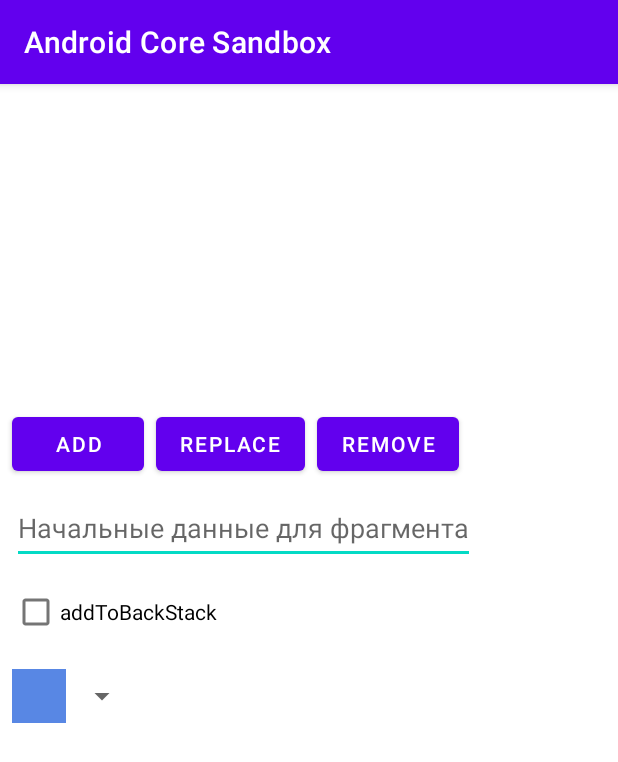
After one commit to ZharovVV/AndroidCoreSandbox, an Android app: the FragmentExampleActivity screen opened directly, with no data from a screen before it, on a phone screen of 412 x 824 dp. The commit adds this screen. Shown: the top 762 px of the screen. Run offline under Robolectric (Android 15) with nearby library versions, the phone set to English and light mode, and no system bars.

Commit message:
Fragments (Начало)

```diff
--- a/app/src/main/AndroidManifest.xml
+++ b/app/src/main/AndroidManifest.xml
@@ -128,6 +128,7 @@
         <activity android:name=".di.example.DaggerExampleActivity" />
         <activity android:name=".window.WindowExampleActivity" />
         <activity android:name=".bundle.BundleDescriptionActivity" />
+        <activity android:name=".fragment.FragmentExampleActivity" />
 
         <receiver android:name=".alarm.manager.AlarmReceiver" />
         <!--
--- a/app/src/main/java/com/github/zharovvv/android/core/sandbox/TrueMainActivity.kt
+++ b/app/src/main/java/com/github/zharovvv/android/core/sandbox/TrueMainActivity.kt
@@ -17,6 +17,7 @@ import com.github.zharovvv.android.core.sandbox.content.provider.ContentProvider
 import com.github.zharovvv.android.core.sandbox.custom.view.CustomViewExampleActivity
 import com.github.zharovvv.android.core.sandbox.data.binding.DataBindingExampleActivity
 import com.github.zharovvv.android.core.sandbox.di.example.DaggerExampleActivity
+import com.github.zharovvv.android.core.sandbox.fragment.FragmentExampleActivity
 import com.github.zharovvv.android.core.sandbox.handler.HandlerExampleActivity
 import com.github.zharovvv.android.core.sandbox.location.LocationExampleActivity
 import com.github.zharovvv.android.core.sandbox.menu.MenuExampleActivity
@@ -197,7 +198,8 @@ class TrueMainActivity : LogLifecycleAppCompatActivity() {
             launcherFor<com.github.zharovvv.animationsandbox.MainActivity>(launcherTitle = "Android Animation"),
             launcherFor<DaggerExampleActivity>(launcherTitle = "Dagger 2"),
             launcherFor<WindowExampleActivity>(launcherTitle = "Window, Surface"),
-            launcherFor<BundleDescriptionActivity>(launcherTitle = "Bundle")
+            launcherFor<BundleDescriptionActivity>(launcherTitle = "Bundle"),
+            launcherFor<FragmentExampleActivity>(launcherTitle = "Fragment")
         )
     }
 }
--- /dev/null
+++ b/app/src/main/java/com/github/zharovvv/android/core/sandbox/fragment/ColorArraySpinnerAdapter.kt
@@ -0,0 +1,40 @@
+package com.github.zharovvv.android.core.sandbox.fragment
+
+import android.content.Context
+import android.view.LayoutInflater
+import android.view.View
+import android.view.ViewGroup
+import android.widget.ArrayAdapter
+import com.github.zharovvv.android.core.sandbox.R
+
+class ColorArraySpinnerAdapter(
+    context: Context,
+    objects: List<Int>,
+    private val resource: Int = R.layout.color_spinner_item
+) : ArrayAdapter<Int>(context, resource, objects) {
+
+    private val inflater = LayoutInflater.from(context)
+
+    override fun getView(position: Int, convertView: View?, parent: ViewGroup): View {
+        return resource.createViewFromResource(inflater, position, parent)
+    }
+
+    override fun getDropDownView(position: Int, convertView: View?, parent: ViewGroup): View {
+        return resource.createViewFromResource(inflater, position, parent)
+    }
+
+    private fun Int.createViewFromResource(
+        inflater: LayoutInflater,
+        position: Int,
+        parent: ViewGroup
+    ): View {
+        val layout = inflater.inflate(this, parent, false)
+        val colorHolderView: View = layout.findViewById(R.id.color_holder_view)
+        val color = context.resources.getColor(
+            getItem(position)!!,
+            context.theme
+        )
+        colorHolderView.setBackgroundColor(color)
+        return layout
+    }
+}
--- /dev/null
+++ b/app/src/main/java/com/github/zharovvv/android/core/sandbox/fragment/FragmentExampleActivity.kt
@@ -0,0 +1,116 @@
+package com.github.zharovvv.android.core.sandbox.fragment
+
+import android.os.Bundle
+import android.widget.Button
+import android.widget.Spinner
+import androidx.core.os.bundleOf
+import androidx.fragment.app.commit
+import androidx.fragment.app.replace
+import com.github.zharovvv.android.core.sandbox.LogLifecycleAppCompatActivity
+import com.github.zharovvv.android.core.sandbox.R
+import com.github.zharovvv.android.core.sandbox.databinding.ActivityFragmentExampleBinding
+import com.github.zharovvv.android.core.sandbox.fragment.ExampleFragment.Companion.FRAGMENT_COLOR_KEY
+import com.github.zharovvv.android.core.sandbox.fragment.ExampleFragment.Companion.FRAGMENT_DATA_KEY
+
+class FragmentExampleActivity : LogLifecycleAppCompatActivity(), FragmentOnResumeListener {
+
+    private lateinit var binding: ActivityFragmentExampleBinding
+    private lateinit var currentFragmentTag: String
+
+    override fun onCreate(savedInstanceState: Bundle?) {
+        super.onCreate(savedInstanceState)
+        binding = ActivityFragmentExampleBinding.inflate(layoutInflater)
+        initSpinner(binding.fragmentBackgroundSpinner)
+        setContentView(binding.root)
+        initAddButton(button = binding.addButton)
+        initReplaceButton(button = binding.replaceButton)
+        initRemoveButton(button = binding.removeButton)
+    }
+
+    private fun initSpinner(spinner: Spinner) {
+        spinner.apply {
+            adapter = ColorArraySpinnerAdapter(
+                context = context,
+                objects = listOf(
+                    R.color.blue,
+                    R.color.purple_200,
+                    R.color.purple_500,
+                    R.color.purple_700
+                )
+            )
+            prompt = "Fragment background"
+            setSelection(0)
+        }
+    }
+
+    private fun bundleFromBinding(): Bundle {
+        val data = binding.initialDataEditText.text.toString()
+        val colorId: Int = binding.fragmentBackgroundSpinner.selectedItem as Int
+        return bundleOf(
+            FRAGMENT_DATA_KEY to data,
+            FRAGMENT_COLOR_KEY to colorId
+        )
+    }
+
+    private fun initAddButton(button: Button) {
+        button.setOnClickListener {
+            val bundle = bundleFromBinding()
+            supportFragmentManager.beginTransaction()
+                .setReorderingAllowed(true)
+                .add(
+                    R.id.fragment_host,
+                    ExampleFragment::class.java,
+                    bundle,
+                    generateFragmentTag()
+                )
+                .apply {
+                    if (binding.addToBackStackCheckBox.isChecked) {
+                        addToBackStack(null)
+                    }
+                }
+                .commit()
+        }
+    }
+
+    private fun generateFragmentTag(): String {
+        val colorId: Int = binding.fragmentBackgroundSpinner.selectedItem as Int
+        return "ExampleFragment-$colorId"
+    }
+
+    private fun initReplaceButton(button: Button) {
+        button.setOnClickListener {
+            val bundle = bundleFromBinding()
+            supportFragmentManager.commit {
+                setReorderingAllowed(true)
+                replace<ExampleFragment>(
+                    containerViewId = R.id.fragment_host,
+                    tag = generateFragmentTag(),
+                    args = bundle
+                )
+                if (binding.addToBackStackCheckBox.isChecked) {
+                    addToBackStack(null)
+                }
+            }
+        }
+    }
+
+    private fun initRemoveButton(button: Button) {
+        button.setOnClickListener {
+            val fragment = supportFragmentManager.findFragmentByTag(currentFragmentTag)
+            if (fragment != null) {
+                supportFragmentManager.commit {
+                    setReorderingAllowed(true)
+                    remove(fragment)
+                }
+            }
+        }
+    }
+
+    override fun fragmentOnResume(fragmentTag: String) {
+        currentFragmentTag = fragmentTag
+    }
+}
+
+interface FragmentOnResumeListener {
+    fun fragmentOnResume(fragmentTag: String)
+}
--- /dev/null
+++ b/app/src/main/res/layout/activity_fragment_example.xml
@@ -0,0 +1,76 @@
+<?xml version="1.0" encoding="utf-8"?>
+<androidx.constraintlayout.widget.ConstraintLayout xmlns:android="http://schemas.android.com/apk/res/android"
+    xmlns:app="http://schemas.android.com/apk/res-auto"
+    xmlns:tools="http://schemas.android.com/tools"
+    android:layout_width="match_parent"
+    android:layout_height="match_parent"
+    tools:ignore="HardcodedText">
+
+    <FrameLayout
+        android:id="@+id/fragment_host"
+        android:layout_width="match_parent"
+        android:layout_height="200dp"
+        android:layout_margin="@dimen/main_margin"
+        app:layout_constraintEnd_toEndOf="parent"
+        app:layout_constraintStart_toStartOf="parent"
+        app:layout_constraintTop_toTopOf="parent" />
+
+    <Button
+        android:id="@+id/add_button"
+        android:layout_width="wrap_content"
+        android:layout_height="wrap_content"
+        android:layout_margin="@dimen/main_margin"
+        android:text="add"
+        app:layout_constraintStart_toStartOf="parent"
+        app:layout_constraintTop_toBottomOf="@id/fragment_host" />
+
+    <Button
+        android:id="@+id/replace_button"
+        android:layout_width="wrap_content"
+        android:layout_height="wrap_content"
+        android:layout_margin="@dimen/main_margin"
+        android:text="replace"
+        app:layout_constraintStart_toEndOf="@id/add_button"
+        app:layout_constraintTop_toBottomOf="@id/fragment_host" />
+
+    <Button
+        android:id="@+id/remove_button"
+        android:layout_width="wrap_content"
+        android:layout_height="wrap_content"
+        android:layout_margin="@dimen/main_margin"
+        android:text="remove"
+        app:layout_constraintStart_toEndOf="@id/replace_button"
+        app:layout_constraintTop_toBottomOf="@id/fragment_host" />
+
+    <EditText
+        android:id="@+id/initial_data_edit_text"
+        android:layout_width="wrap_content"
+        android:layout_height="wrap_content"
+        android:layout_margin="@dimen/main_margin"
+        android:autofillHints=""
+        android:hint="Начальные данные для фрагмента"
+        android:inputType="text"
+        android:minHeight="48dp"
+        app:layout_constraintStart_toStartOf="parent"
+        app:layout_constraintTop_toBottomOf="@id/add_button" />
+
+    <CheckBox
+        android:id="@+id/add_to_back_stack_check_box"
+        android:layout_width="wrap_content"
+        android:layout_height="wrap_content"
+        android:layout_margin="@dimen/main_margin"
+        android:text="addToBackStack"
+        app:layout_constraintStart_toStartOf="parent"
+        app:layout_constraintTop_toBottomOf="@id/initial_data_edit_text" />
+
+    <Spinner
+        android:id="@+id/fragment_background_spinner"
+        android:layout_width="wrap_content"
+        android:layout_height="wrap_content"
+        android:layout_margin="@dimen/main_margin"
+        android:spinnerMode="dialog"
+        app:layout_constraintStart_toStartOf="parent"
+        app:layout_constraintTop_toBottomOf="@id/add_to_back_stack_check_box" />
+
+
+</androidx.constraintlayout.widget.ConstraintLayout>
--- /dev/null
+++ b/app/src/main/res/layout/color_spinner_item.xml
@@ -0,0 +1,11 @@
+<?xml version="1.0" encoding="utf-8"?>
+<FrameLayout xmlns:android="http://schemas.android.com/apk/res/android"
+    android:layout_width="match_parent"
+    android:layout_height="?attr/dropdownListPreferredItemHeight">
+
+    <View
+        android:id="@+id/color_holder_view"
+        android:layout_width="36dp"
+        android:layout_height="36dp"
+        android:layout_gravity="center" />
+</FrameLayout>
```
Also changed, not shown: app/src/main/java/com/github/zharovvv/android/core/sandbox/fragment/ExampleFragment.kt (added, +97 -0 lines), app/src/main/res/layout/fragment_example.xml (added, +25 -0 lines), 1 other file.
